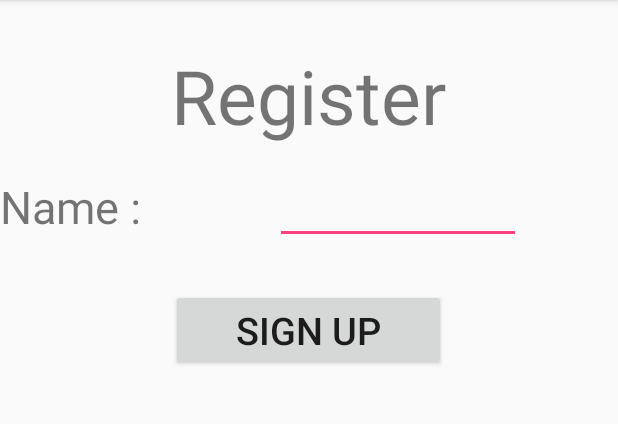
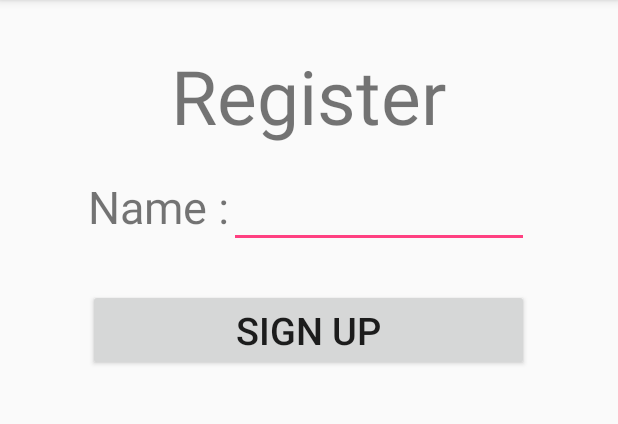
Before and after one commit to 2x0c0h1/BestRunner, an Android app: the screen it shows after launch (MainActivity), on a phone screen of 412 x 824 dp, the part 84-508 px from its top. Run offline under Robolectric (Android 15) with nearby library versions, the phone set to English and light mode, and no system bars.

Commit message:
Aligned stuff

```diff
--- a/app/src/main/res/layout/activity_main.xml
+++ b/app/src/main/res/layout/activity_main.xml
@@ -7,8 +7,8 @@
     tools:context="com.example.cxo05.bestrunner.MainActivity">
 
     <TableLayout
-        android:layout_width="match_parent"
-        android:layout_height="match_parent">
+        android:layout_width="fill_parent"
+        android:layout_height="fill_parent">
 
         <TableRow
             android:gravity="center"
@@ -23,22 +23,33 @@
         </TableRow>
 
         <TableRow
-            android:layout_marginTop="20dp">
+            android:layout_width="match_parent"
+            android:layout_marginTop="20dp"
+            android:gravity="center_horizontal">
+
+            <LinearLayout
+                android:layout_width="wrap_content"
+                android:layout_height="wrap_content"
+                android:gravity="center_horizontal"
+                android:orientation="horizontal">
 
                 <TextView
                     android:layout_width="wrap_content"
                     android:layout_height="wrap_content"
-                android:width="100dp"
+                    android:layout_column="1"
+                    android:layout_weight="1"
                     android:text="Name :"
                     android:textSize="30sp" />
 
                 <EditText
                     android:id="@+id/nameField"
-                android:layout_width="164dp"
-                android:layout_gravity="center_horizontal"
+                    android:layout_width="wrap_content"
+                    android:layout_height="wrap_content"
+                    android:layout_weight="1"
                     android:width="200dp"
-                android:maxLength="20"
-                android:maxWidth="200dp" />
+                    android:maxLength="20" />
+
+            </LinearLayout>
 
         </TableRow>
 
```
Lines whose indentation alone changed are shown as unchanged.
